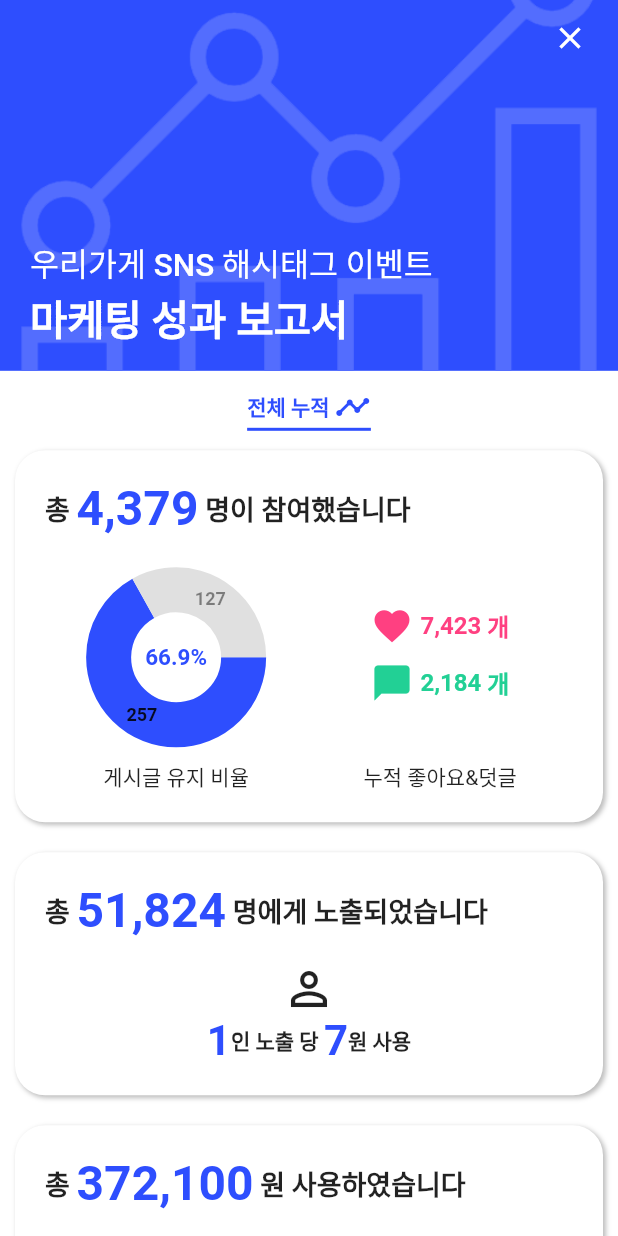
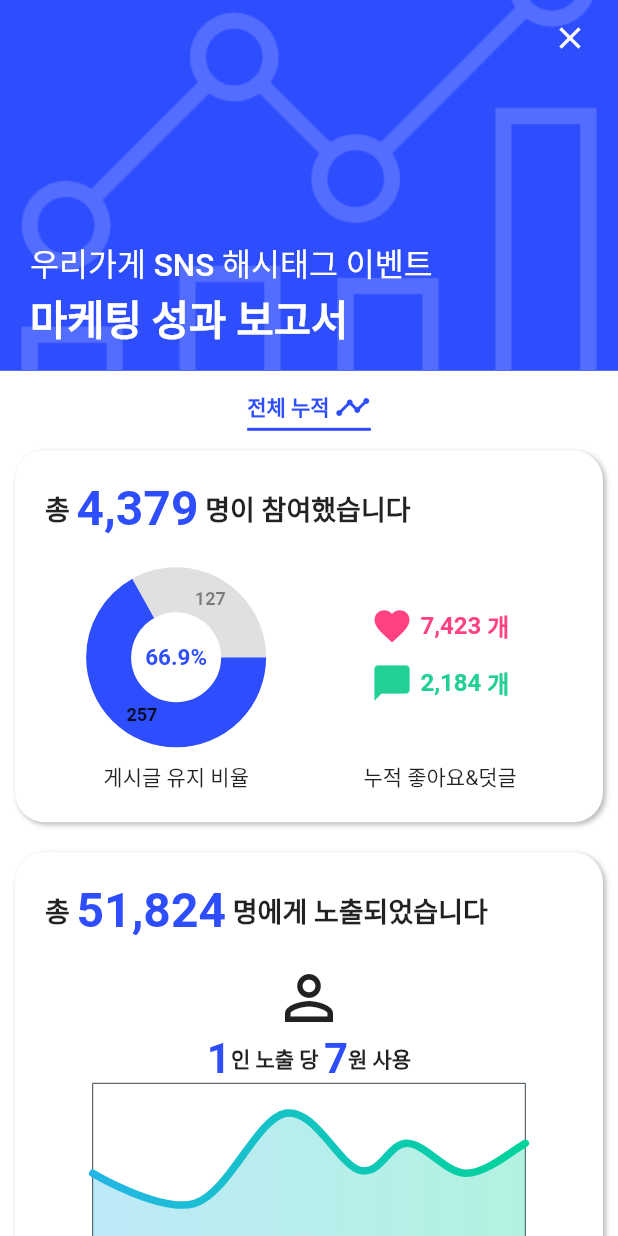
Before and after one commit to SWM-ROCKETDAN/ssoda, a Flutter app: the screen it shows after launch, on a phone screen of 412 x 824 dp. Run offline on Flutter 3.47's test engine with Material 2 defaults, Android fonts, the phone set to English and light mode, and no system bars; drawn by our look-alikes of auto_size_text, fl_chart; our stand-ins replace carousel_slider, image_picker; missing offline and left inert: number_display.

Commit message:
draw line chart on exposure report card

```diff
--- a/app-ui/lib/screens/marketing_report/event_report/components/exposure_report.dart
+++ b/app-ui/lib/screens/marketing_report/event_report/components/exposure_report.dart
@@ -1,4 +1,5 @@
 import 'package:auto_size_text/auto_size_text.dart';
+import 'package:fl_chart/fl_chart.dart';
 import 'package:flutter/material.dart';
 import 'package:hashchecker/constants.dart';
 import 'package:hashchecker/models/event_report.dart';
@@ -18,6 +19,11 @@ class ExposureReport extends StatelessWidget {
 
   @override
   Widget build(BuildContext context) {
+    List<Color> gradientColors = [
+      const Color(0xff23b6e6),
+      const Color(0xff02d39a),
+    ];
+
     return Container(
       padding: const EdgeInsets.all(20),
       width: size.width,
@@ -70,15 +76,15 @@ class ExposureReport extends StatelessWidget {
           SizedBox(height: kDefaultPadding),
           SizedBox(
             width: size.width,
-            child: Row(
+            child: Column(
               mainAxisAlignment: MainAxisAlignment.center,
               children: [
-                Column(children: [
                 Icon(
                   Icons.person_outline,
-                    size: 36,
+                  size: 48,
                 ),
                 Row(
+                  mainAxisAlignment: MainAxisAlignment.center,
                   children: [
                     Text('1',
                         style: TextStyle(
@@ -90,8 +96,7 @@ class ExposureReport extends StatelessWidget {
                         style: TextStyle(
                             fontWeight: FontWeight.bold, fontSize: 14)),
                     NumberSlideAnimation(
-                          number:
-                              (eventReport.costSum ~/ eventReport.exposeCount)
+                        number: (eventReport.costSum ~/ eventReport.exposeCount)
                             .toString(),
                         duration: const Duration(seconds: 3),
                         curve: Curves.easeOut,
@@ -104,8 +109,107 @@ class ExposureReport extends StatelessWidget {
                         style: TextStyle(
                             fontWeight: FontWeight.bold, fontSize: 14))
                   ],
+                ),
+                Container(
+                  width: size.width * 0.7,
+                  height: 120,
+                  child: LineChart(LineChartData(
+                    gridData: FlGridData(
+                      show: false,
+                      drawVerticalLine: true,
+                      getDrawingHorizontalLine: (value) {
+                        return FlLine(
+                          color: const Color(0xff37434d),
+                          strokeWidth: 1,
+                        );
+                      },
+                      getDrawingVerticalLine: (value) {
+                        return FlLine(
+                          color: const Color(0xff37434d),
+                          strokeWidth: 1,
+                        );
+                      },
+                    ),
+                    titlesData: FlTitlesData(
+                      show: false,
+                      bottomTitles: SideTitles(
+                        showTitles: false,
+                        reservedSize: 22,
+                        getTextStyles: (value) => const TextStyle(
+                            color: Color(0xff68737d),
+                            fontWeight: FontWeight.bold,
+                            fontSize: 16),
+                        getTitles: (value) {
+                          switch (value.toInt()) {
+                            case 2:
+                              return 'MAR';
+                            case 5:
+                              return 'JUN';
+                            case 8:
+                              return 'SEP';
+                          }
+                          return '';
+                        },
+                        margin: 8,
+                      ),
+                      leftTitles: SideTitles(
+                        showTitles: false,
+                        getTextStyles: (value) => const TextStyle(
+                          color: Color(0xff67727d),
+                          fontWeight: FontWeight.bold,
+                          fontSize: 15,
+                        ),
+                        getTitles: (value) {
+                          switch (value.toInt()) {
+                            case 1:
+                              return '10k';
+                            case 3:
+                              return '30k';
+                            case 5:
+                              return '50k';
+                          }
+                          return '';
+                        },
+                        reservedSize: 28,
+                        margin: 12,
+                      ),
+                    ),
+                    borderData: FlBorderData(
+                        show: true,
+                        border: Border.all(
+                            color: const Color(0xff37434d), width: 0)),
+                    minX: 0,
+                    maxX: 11,
+                    minY: 0,
+                    maxY: 6,
+                    lineBarsData: [
+                      LineChartBarData(
+                        spots: [
+                          FlSpot(0, 3),
+                          FlSpot(2.6, 2),
+                          FlSpot(4.9, 5),
+                          FlSpot(6.8, 3.1),
+                          FlSpot(8, 4),
+                          FlSpot(9.5, 3),
+                          FlSpot(11, 4),
+                        ],
+                        isCurved: true,
+                        colors: gradientColors,
+                        barWidth: 5,
+                        isStrokeCapRound: true,
+                        dotData: FlDotData(
+                          show: false,
+                        ),
+                        belowBarData: BarAreaData(
+                          show: true,
+                          colors: gradientColors
+                              .map((color) => color.withOpacity(0.3))
+                              .toList(),
+                        ),
+                      ),
+                    ],
+                  )),
                 )
-                ]),
               ],
             ),
           ),
```
Lines whose indentation alone changed are shown as unchanged.
